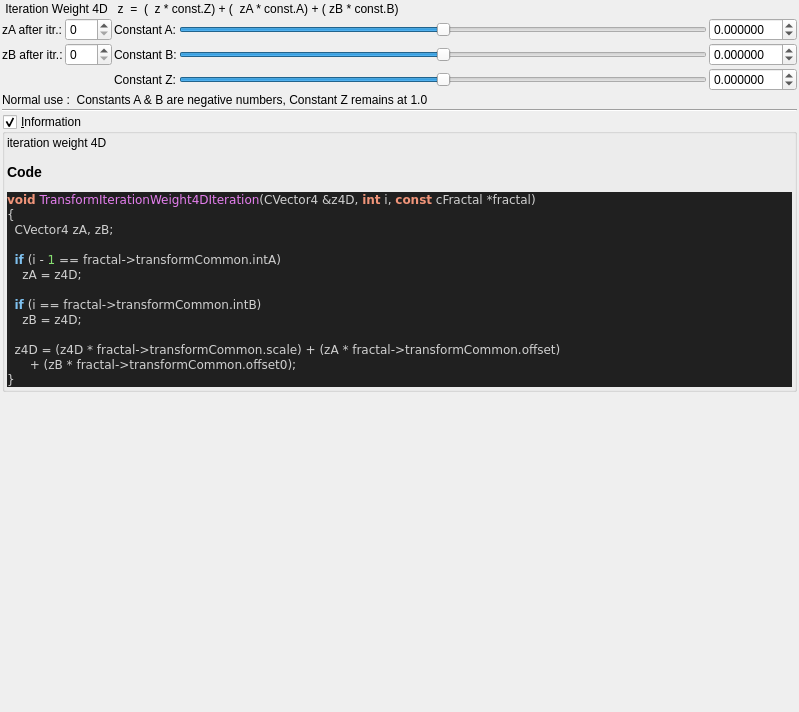
Old version of the form mandelbulber2/qt_data/fractal_transf_iteration_weight_4D.ui in the repository buddhi1980/mandelbulber2.
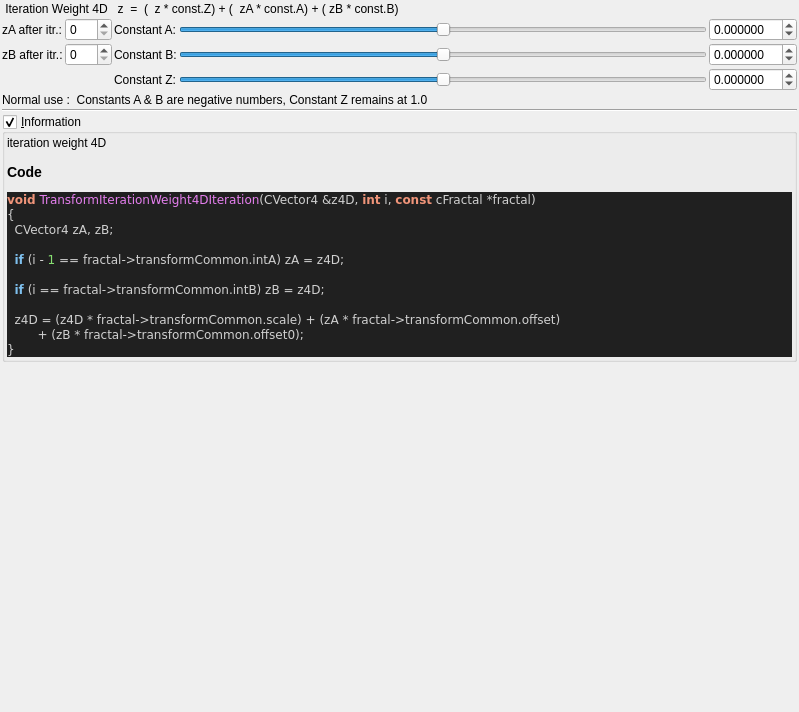
New version of the form. Custom widgets are drawn as their Qt base class.

Commit message:
source code format for fractal_formulas.cpp
- now complete code base is refactored!
- also regenerated ui files with populateUiInformation.php
- codeStyleCheck.php is now fully functional and can be used auto
refactor the code base (may be a little slow)

Patch:
```diff
--- a/mandelbulber2/qt_data/fractal_transf_iteration_weight_4D.ui
+++ b/mandelbulber2/qt_data/fractal_transf_iteration_weight_4D.ui
@@ -312,14 +312,12 @@
 &lt;span style=&quot;color:#d0d0d0&quot;&gt;{&lt;/span&gt;
   CVector4 zA&lt;span style=&quot;color:#d0d0d0&quot;&gt;,&lt;/span&gt; zB&lt;span style=&quot;color:#d0d0d0&quot;&gt;;&lt;/span&gt;
 
-  &lt;span style=&quot;color:#7ec0ee; font-weight:bold&quot;&gt;if&lt;/span&gt; &lt;span style=&quot;color:#d0d0d0&quot;&gt;(&lt;/span&gt;i &lt;span style=&quot;color:#d0d0d0&quot;&gt;-&lt;/span&gt; &lt;span style=&quot;color:#87df71&quot;&gt;1&lt;/span&gt; &lt;span style=&quot;color:#d0d0d0&quot;&gt;==&lt;/span&gt; fractal&lt;span style=&quot;color:#d0d0d0&quot;&gt;-&amp;gt;&lt;/span&gt;transformCommon&lt;span style=&quot;color:#d0d0d0&quot;&gt;.&lt;/span&gt;intA&lt;span style=&quot;color:#d0d0d0&quot;&gt;)&lt;/span&gt;
-    zA &lt;span style=&quot;color:#d0d0d0&quot;&gt;=&lt;/span&gt; z4D&lt;span style=&quot;color:#d0d0d0&quot;&gt;;&lt;/span&gt;
+  &lt;span style=&quot;color:#7ec0ee; font-weight:bold&quot;&gt;if&lt;/span&gt; &lt;span style=&quot;color:#d0d0d0&quot;&gt;(&lt;/span&gt;i &lt;span style=&quot;color:#d0d0d0&quot;&gt;-&lt;/span&gt; &lt;span style=&quot;color:#87df71&quot;&gt;1&lt;/span&gt; &lt;span style=&quot;color:#d0d0d0&quot;&gt;==&lt;/span&gt; fractal&lt;span style=&quot;color:#d0d0d0&quot;&gt;-&amp;gt;&lt;/span&gt;transformCommon&lt;span style=&quot;color:#d0d0d0&quot;&gt;.&lt;/span&gt;intA&lt;span style=&quot;color:#d0d0d0&quot;&gt;)&lt;/span&gt; zA &lt;span style=&quot;color:#d0d0d0&quot;&gt;=&lt;/span&gt; z4D&lt;span style=&quot;color:#d0d0d0&quot;&gt;;&lt;/span&gt;
 
-  &lt;span style=&quot;color:#7ec0ee; font-weight:bold&quot;&gt;if&lt;/span&gt; &lt;span style=&quot;color:#d0d0d0&quot;&gt;(&lt;/span&gt;i &lt;span style=&quot;color:#d0d0d0&quot;&gt;==&lt;/span&gt; fractal&lt;span style=&quot;color:#d0d0d0&quot;&gt;-&amp;gt;&lt;/span&gt;transformCommon&lt;span style=&quot;color:#d0d0d0&quot;&gt;.&lt;/span&gt;intB&lt;span style=&quot;color:#d0d0d0&quot;&gt;)&lt;/span&gt;
-    zB &lt;span style=&quot;color:#d0d0d0&quot;&gt;=&lt;/span&gt; z4D&lt;span style=&quot;color:#d0d0d0&quot;&gt;;&lt;/span&gt;
+  &lt;span style=&quot;color:#7ec0ee; font-weight:bold&quot;&gt;if&lt;/span&gt; &lt;span style=&quot;color:#d0d0d0&quot;&gt;(&lt;/span&gt;i &lt;span style=&quot;color:#d0d0d0&quot;&gt;==&lt;/span&gt; fractal&lt;span style=&quot;color:#d0d0d0&quot;&gt;-&amp;gt;&lt;/span&gt;transformCommon&lt;span style=&quot;color:#d0d0d0&quot;&gt;.&lt;/span&gt;intB&lt;span style=&quot;color:#d0d0d0&quot;&gt;)&lt;/span&gt; zB &lt;span style=&quot;color:#d0d0d0&quot;&gt;=&lt;/span&gt; z4D&lt;span style=&quot;color:#d0d0d0&quot;&gt;;&lt;/span&gt;
 
   z4D &lt;span style=&quot;color:#d0d0d0&quot;&gt;= (&lt;/span&gt;z4D &lt;span style=&quot;color:#d0d0d0&quot;&gt;*&lt;/span&gt; fractal&lt;span style=&quot;color:#d0d0d0&quot;&gt;-&amp;gt;&lt;/span&gt;transformCommon&lt;span style=&quot;color:#d0d0d0&quot;&gt;.&lt;/span&gt;scale&lt;span style=&quot;color:#d0d0d0&quot;&gt;) + (&lt;/span&gt;zA &lt;span style=&quot;color:#d0d0d0&quot;&gt;*&lt;/span&gt; fractal&lt;span style=&quot;color:#d0d0d0&quot;&gt;-&amp;gt;&lt;/span&gt;transformCommon&lt;span style=&quot;color:#d0d0d0&quot;&gt;.&lt;/span&gt;offset&lt;span style=&quot;color:#d0d0d0&quot;&gt;)&lt;/span&gt;
-      &lt;span style=&quot;color:#d0d0d0&quot;&gt;+ (&lt;/span&gt;zB &lt;span style=&quot;color:#d0d0d0&quot;&gt;*&lt;/span&gt; fractal&lt;span style=&quot;color:#d0d0d0&quot;&gt;-&amp;gt;&lt;/span&gt;transformCommon&lt;span style=&quot;color:#d0d0d0&quot;&gt;.&lt;/span&gt;offset0&lt;span style=&quot;color:#d0d0d0&quot;&gt;);&lt;/span&gt;
+        &lt;span style=&quot;color:#d0d0d0&quot;&gt;+ (&lt;/span&gt;zB &lt;span style=&quot;color:#d0d0d0&quot;&gt;*&lt;/span&gt; fractal&lt;span style=&quot;color:#d0d0d0&quot;&gt;-&amp;gt;&lt;/span&gt;transformCommon&lt;span style=&quot;color:#d0d0d0&quot;&gt;.&lt;/span&gt;offset0&lt;span style=&quot;color:#d0d0d0&quot;&gt;);&lt;/span&gt;
 &lt;span style=&quot;color:#d0d0d0&quot;&gt;}&lt;/span&gt;
 &lt;/pre&gt;
 &lt;/body&gt;</string>
```
The commit also changes 101 other files.
